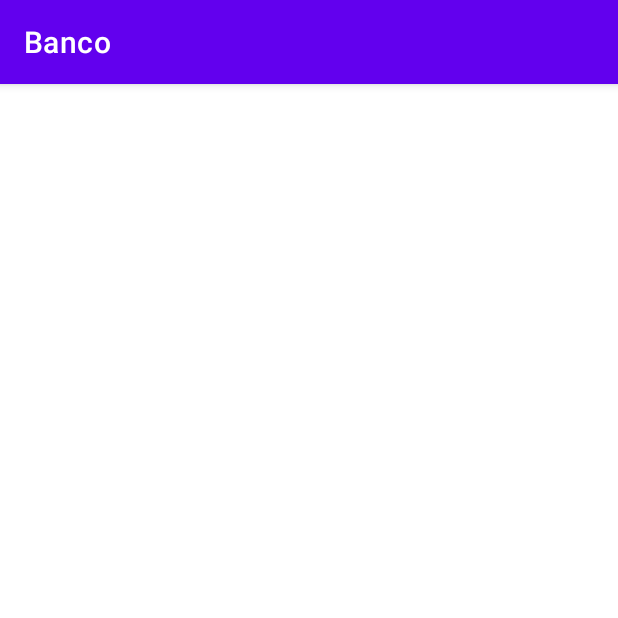
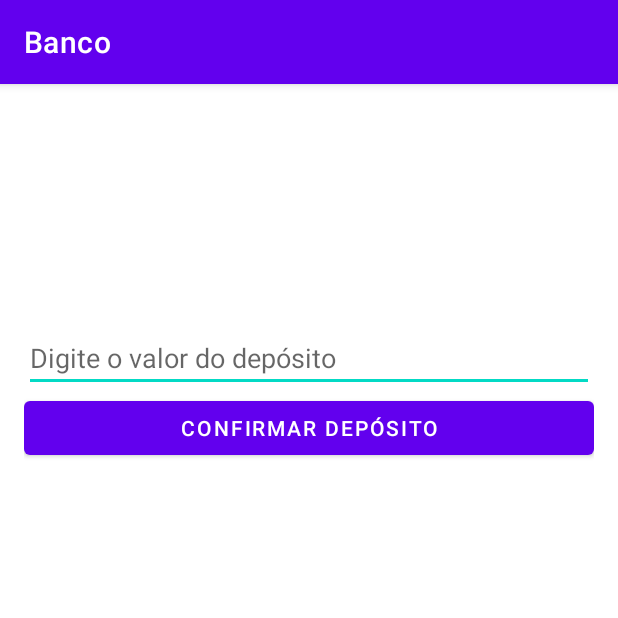
Before and after one commit to WillianDSilveira/Banco, an Android app: the DepositoActivity screen opened directly, with no data from a screen before it, on a phone screen of 412 x 824 dp, the top half of it. Run offline under Robolectric (Android 15) with nearby library versions, the phone set to English and light mode, and no system bars.

Commit message:
Adicionando Funcionalidade Deposito

```diff
--- /dev/null
+++ b/app/src/main/java/com/example/banco/DadosCompartilhados.java
@@ -0,0 +1,5 @@
+package com.example.banco;
+
+public class DadosCompartilhados {
+    public static Conta conta = new Conta("João Silva", "12345-6", 0.0);
+}
--- a/app/src/main/res/layout/activity_deposito.xml
+++ b/app/src/main/res/layout/activity_deposito.xml
@@ -5,6 +5,30 @@
     android:id="@+id/main"
     android:layout_width="match_parent"
     android:layout_height="match_parent"
+    android:onClick="confirmarDeposito"
     tools:context=".DepositoActivity">
 
+    <LinearLayout
+        android:layout_width="match_parent"
+        android:layout_height="match_parent"
+        android:orientation="vertical"
+        android:padding="16dp">
+
+        <EditText
+            android:id="@+id/edtValorDeposito"
+            android:layout_width="match_parent"
+            android:layout_height="wrap_content"
+            android:layout_marginTop="200dp"
+            android:hint="Digite o valor do depósito"
+            android:inputType="numberDecimal" />
+
+        <Button
+            android:id="@+id/btnConfirmarDeposito"
+            android:layout_width="match_parent"
+            android:layout_height="wrap_content"
+            android:onClick="confirmarDeposito"
+            android:text="Confirmar Depósito" />
+
+    </LinearLayout>
+
 </androidx.constraintlayout.widget.ConstraintLayout>
```
Also changed, not shown: app/src/main/java/com/example/banco/Conta.java (added, +13 -0 lines), app/src/main/java/com/example/banco/DepositoActivity.java (+32 -0 lines), app/src/main/java/com/example/banco/PrincipalActivity.java (+20 -0 lines), app/src/main/res/layout/activity_principal.xml (+19 -26 lines).
